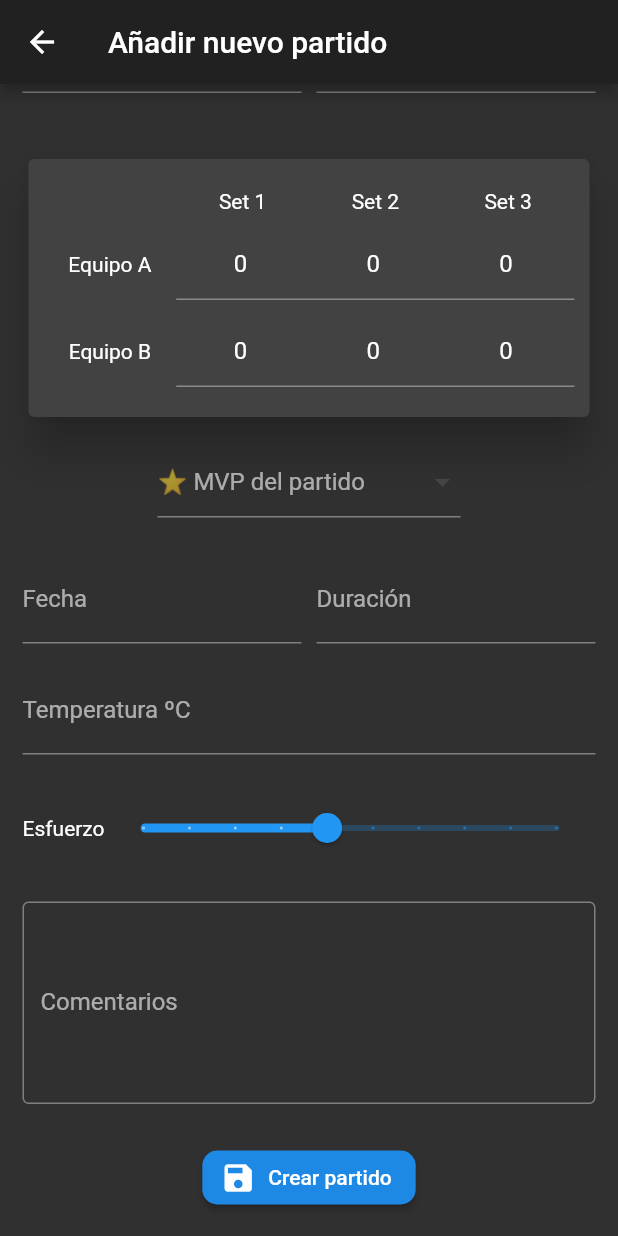
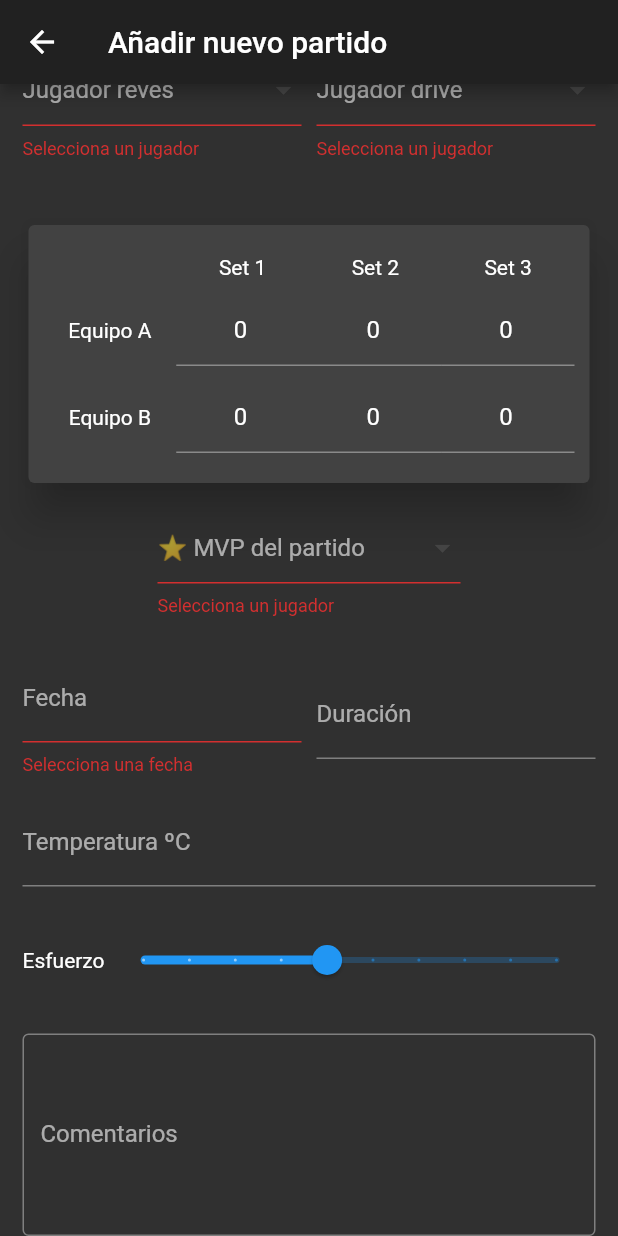
Before and after one commit to carmona44/padel_diary_old, a Flutter app: the MatchFormPage screen opened by its route, scrolled down 249 dp, after a tap on "Crear partido", on a phone screen of 412 x 824 dp. Run offline on Flutter 3.47's test engine with Material 2 defaults, Android fonts, the phone set to English and light mode, and no system bars; our stand-ins replace modal_bottom_sheet, sqflite; missing offline and left inert: flutter_duration_picker; accounts and stored records are empty.

Commit message:
Added validations to match form

```diff
--- a/lib/main.dart
+++ b/lib/main.dart
@@ -6,6 +6,7 @@ import 'package:padel_diary/pages/forms/match_form_page.dart';
 import 'package:padel_diary/pages/forms/player_form_page.dart';
 import 'package:padel_diary/pages/forms/tournament_form_page.dart';
 import 'package:padel_diary/pages/home_page.dart';
+import 'package:padel_diary/providers/match_provider.dart';
 import 'package:padel_diary/providers/player_provider.dart';
 import 'package:padel_diary/providers/ui_provider.dart';
 import 'package:provider/provider.dart';
@@ -19,6 +20,7 @@ class MyApp extends StatelessWidget {
       providers: [
         ChangeNotifierProvider(create: (_) => UiProvider()),
         ChangeNotifierProvider(create: (_) => PlayerProvider()),
+        ChangeNotifierProvider(create: (_) => MatchProvider()),
       ],
       child: MaterialApp(
         title: 'Diario de pádel',
--- a/lib/pages/forms/match_form_page.dart
+++ b/lib/pages/forms/match_form_page.dart
@@ -199,6 +199,8 @@ class _MatchFormPageState extends State<MatchFormPage> {
               matchModel.mvp = value.playerId;
             }),
             onSaved: (value) => matchModel.mvp = value.playerId,
+            validator: (value) =>
+                value == null ? 'Selecciona un jugador' : null,
           ),
         ),
         SizedBox(height: 25.0)
@@ -215,6 +217,7 @@ class _MatchFormPageState extends State<MatchFormPage> {
         _teamALeft = value;
       }),
       onSaved: (value) => matchModel.teamALeft = value.playerId,
+      validator: (value) => value == null ? 'Selecciona un jugador' : null,
     );
   }
 
@@ -227,6 +230,7 @@ class _MatchFormPageState extends State<MatchFormPage> {
         _teamARight = value;
       }),
       onSaved: (value) => matchModel.teamARight = value.playerId,
+      validator: (value) => value == null ? 'Selecciona un jugador' : null,
     );
   }
 
@@ -239,6 +243,7 @@ class _MatchFormPageState extends State<MatchFormPage> {
         _teamBRight = value;
       }),
       onSaved: (value) => matchModel.teamBRight = value.playerId,
+      validator: (value) => value == null ? 'Selecciona un jugador' : null,
     );
   }
 
@@ -251,6 +256,7 @@ class _MatchFormPageState extends State<MatchFormPage> {
         _teamBLeft = value;
       }),
       onSaved: (value) => matchModel.teamBLeft = value.playerId,
+      validator: (value) => value == null ? 'Selecciona un jugador' : null,
     );
   }
 
@@ -263,6 +269,7 @@ class _MatchFormPageState extends State<MatchFormPage> {
         FocusScope.of(context).requestFocus(new FocusNode());
         _selectDate(context);
       },
+      validator: (value) => value == '' ? 'Selecciona una fecha' : null,
     );
   }
 
@@ -303,6 +310,9 @@ class _MatchFormPageState extends State<MatchFormPage> {
           onTap: () {
             FocusScope.of(context).requestFocus(new FocusNode());
             _selectDuration(context);
+          },
+          onSaved: (value) {
+            print(value);
           },
         ),
       ),
@@ -396,6 +406,8 @@ class _MatchFormPageState extends State<MatchFormPage> {
     formKey.currentState.reset();
     setState(() {
       matchModel = Match();
+      _dateController.text = '';
+      _durationController.text = '';
     });
   }
 
```
